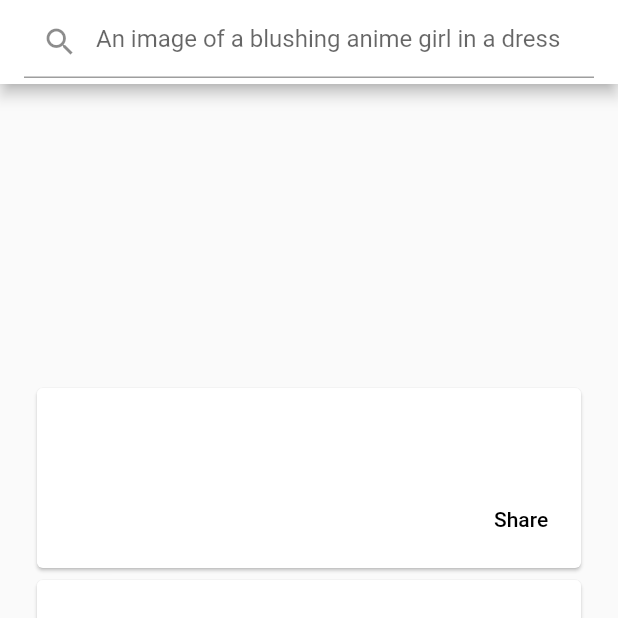
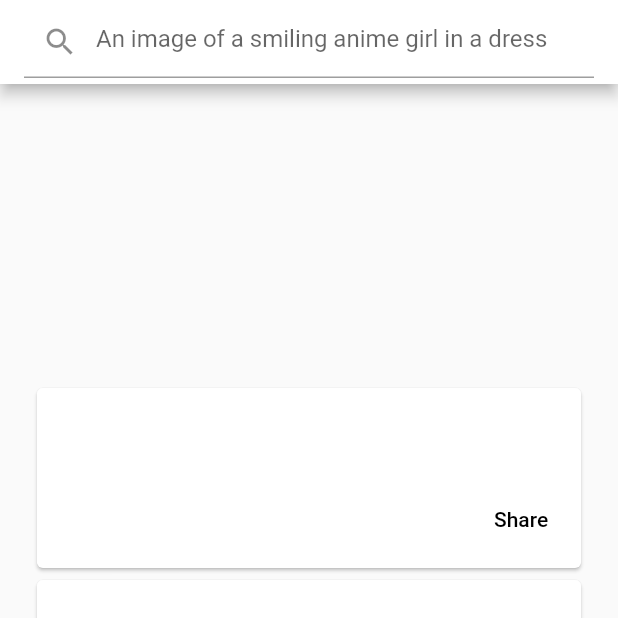
Before and after one commit to ZackPashkin/sticker-maker-flutter-app-with-OpenAI-CLIP, a Flutter app: the screen it shows after launch, on a phone screen of 412 x 824 dp, the top half of it. Run offline on Flutter 3.47's test engine with Material 2 defaults, Android fonts, the phone set to English and light mode, and no system bars; drawn by our look-alikes of flutter_speed_dial, flutter_tindercard; our stand-ins replace dio, flare_flutter, image_gallery_saver, share.

Commit message:
Update main.dart

```diff
--- a/stickers_maker/lib/main.dart
+++ b/stickers_maker/lib/main.dart
@@ -77,7 +77,7 @@ class _ExampleHomePageState extends State<ExampleHomePage>
         title: TextField(
           controller: myController,
           decoration: InputDecoration(
-              hintText: 'An image of a blushing anime girl in a dress',
+              hintText: 'An image of a smiling anime girl in a dress',
               prefixIcon: Icon(Icons.search)
           ),
         ),
```
